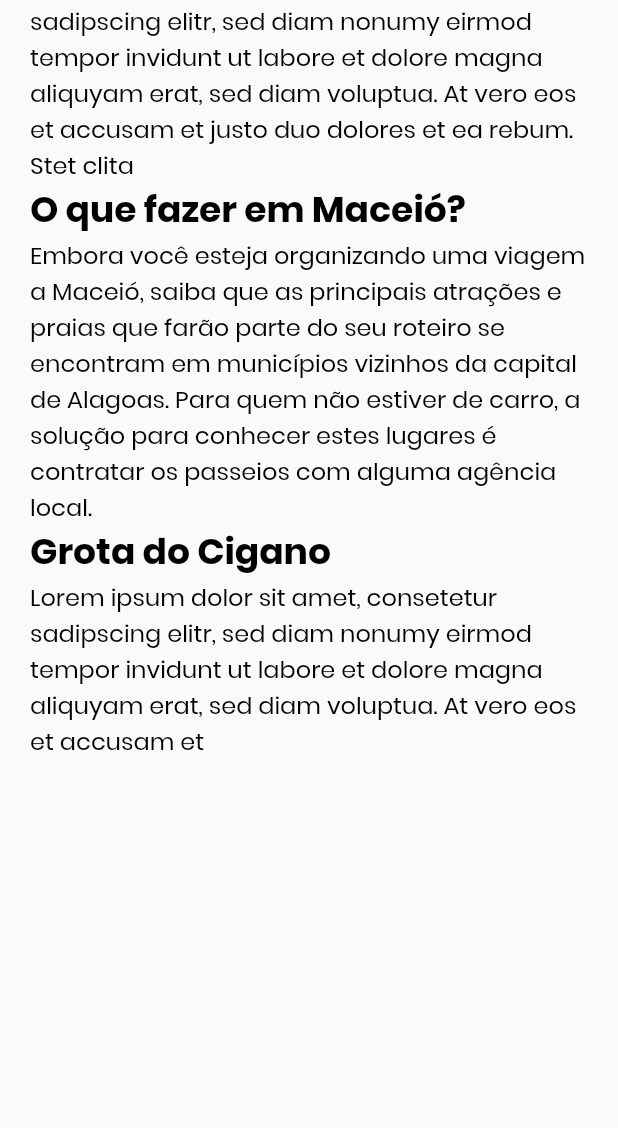
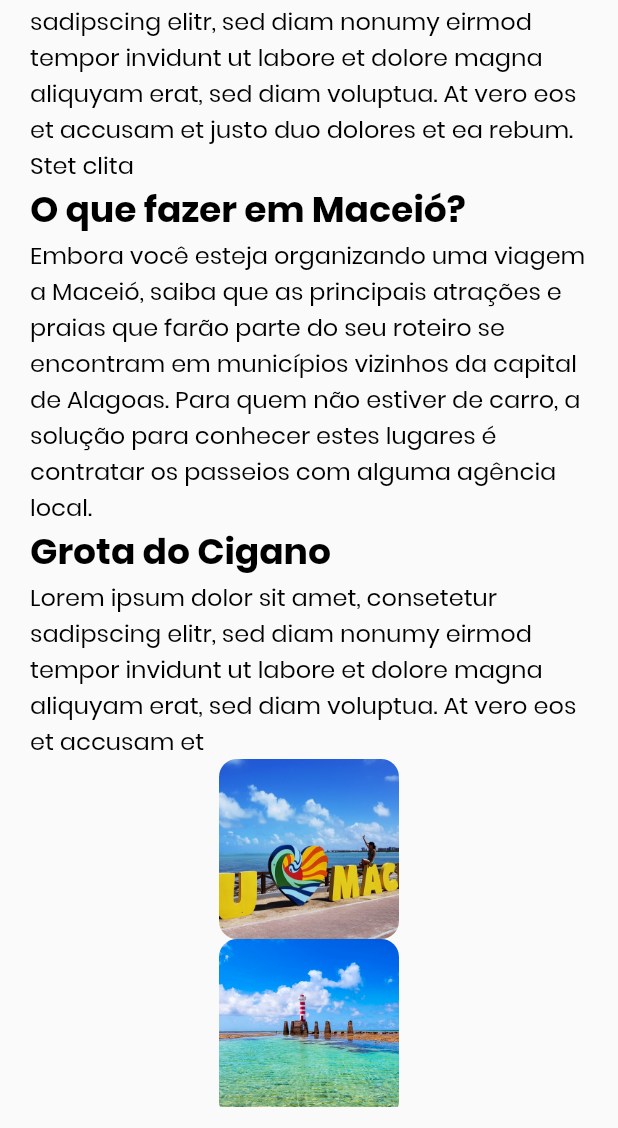
Before and after one commit to fonsecguilherme/app_turismo, a Flutter app: the CityDetail screen opened directly, scrolled down 350 dp, on a phone screen of 412 x 824 dp, the part 108-1236 px from its top. Run offline on Flutter 3.47's test engine with Material 2 defaults, Android fonts, the phone set to English and light mode, and no system bars.

Commit message:
Faltando atualizar layout das fotos no final da página city detail

```diff
--- a/lib/models/city.dart
+++ b/lib/models/city.dart
@@ -4,12 +4,21 @@ class City {
   String name;
   String imagePath;
   List<CityFact> facts;
+  List<String> photos;
 
-  City({this.name, this.facts, this.imagePath});
+  City({this.name, this.facts, this.imagePath, this.photos});
 
   static List<City> fetchAll() {
     return [
-      City(name: 'Maceió', imagePath: 'assets/images/maceio5.jpg', facts: [
+      City(
+        name: 'Maceió',
+        imagePath: 'assets/images/maceio5.jpg',
+        photos: [
+          'assets/images/maceio2.jpeg',
+          'assets/images/maceio3.jpeg',
+          'assets/images/maceio5.jpg',
+        ],
+        facts: [
           CityFact(
               title: 'Onde ir',
               fact:
@@ -22,7 +31,8 @@ class City {
               title: 'Grota do Cigano',
               fact:
                   'Lorem ipsum dolor sit amet, consetetur sadipscing elitr, sed diam nonumy eirmod tempor invidunt ut labore et dolore magna aliquyam erat, sed diam voluptua. At vero eos et accusam et'),
-      ]),
+        ],
+      ),
     ];
   }
 }
--- a/lib/screens/city_detail.dart
+++ b/lib/screens/city_detail.dart
@@ -2,7 +2,7 @@ import 'package:app_turismo/models/city.dart';
 import 'package:app_turismo/screens/home_Page.dart';
 import 'package:app_turismo/screens/text_section.dart';
 import 'package:flutter/material.dart';
-//import 'package:app_turismo/style.dart';
+import 'package:app_turismo/screens/photo_slide.dart';
 
 class CityDetail extends StatelessWidget {
   @override
@@ -48,11 +48,18 @@ class CityDetail extends StatelessWidget {
               padding: EdgeInsets.fromLTRB(20, 14, 20, 14),
               child: SingleChildScrollView(
                 child: Column(
-                    crossAxisAlignment: CrossAxisAlignment.start,
-                    children: []..addAll(textSections(location))),
+                  crossAxisAlignment: CrossAxisAlignment.start,
+                  children: []
+                    ..addAll(
+                      textSections(location),
+                    )
+                    ..addAll(
+                      photosSlide(location),
+                    ),
+                ),
               ),
             ),
-          )
+          ),
         ],
       ),
     );
@@ -63,4 +70,8 @@ class CityDetail extends StatelessWidget {
         .map((fact) => TextSection(fact.title, fact.fact))
         .toList();
   }
+
+  List<Widget> photosSlide(City city) {
+    return city.photos.map((photo) => PhotoSlide(photo)).toList();
+  }
 }
--- /dev/null
+++ b/lib/screens/photo_slide.dart
@@ -0,0 +1,29 @@
+import 'package:flutter/material.dart';
+
+class PhotoSlide extends StatelessWidget {
+  String _images;
+
+  PhotoSlide(this._images);
+
+  @override
+  Widget build(BuildContext context) {
+    return Column(
+      children: [
+        Row(
+          mainAxisAlignment: MainAxisAlignment.spaceEvenly,
+          children: <Widget>[
+            ClipRRect(
+              borderRadius: BorderRadius.circular(12.0),
+              child: Image.asset(
+                _images,
+                height: 120,
+                width: 120,
+                fit: BoxFit.cover,
+              ),
+            ),
+          ],
+        )
+      ],
+    );
+  }
+}
--- a/lib/screens/text_section.dart
+++ b/lib/screens/text_section.dart
@@ -13,7 +13,11 @@ class TextSection extends StatelessWidget {
       crossAxisAlignment: CrossAxisAlignment.stretch,
       children: [
         Container(
-            child: Text(_title, style: Theme.of(context).textTheme.headline1)),
+          child: Text(
+            _title,
+            style: Theme.of(context).textTheme.headline1,
+          ),
+        ),
         Container(
           child: Text(
             _body,
```
Lines whose indentation alone changed are shown as unchanged.
